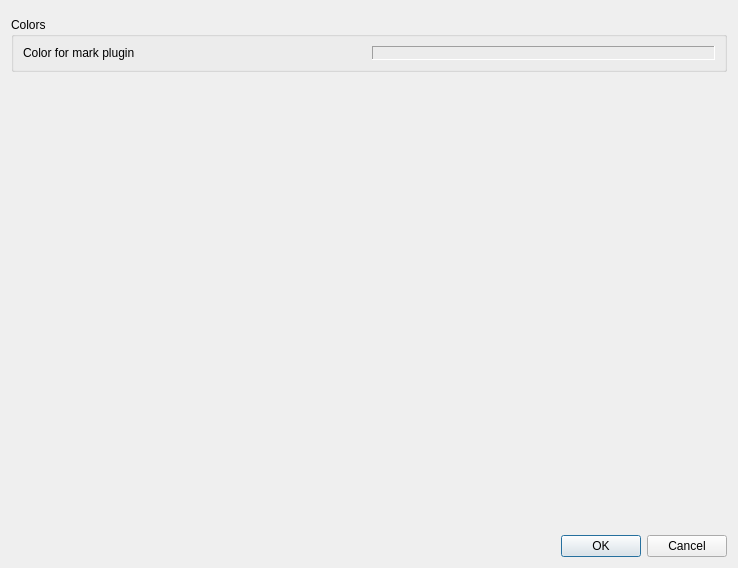
The window that src/converter/settings.ui (igormironchik/markdown-tools) describes before a commit, drawn with Qt 5.
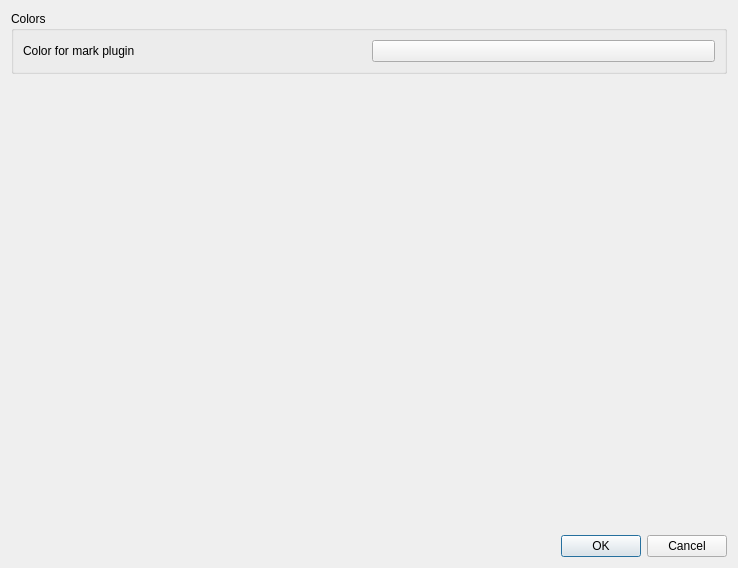
The same window after the commit. Custom widgets are drawn as their Qt base class.

Commit message: Switch settings dialogues to KPageDialog. (#24)

```diff
--- a/src/converter/settings.ui
+++ b/src/converter/settings.ui
@@ -13,12 +13,27 @@
   <property name="windowTitle">
    <string>Settings</string>
   </property>
-  <layout class="QVBoxLayout" name="verticalLayout">
+  <layout class="QVBoxLayout" name="verticalLayout_2">
+   <property name="spacing">
+    <number>0</number>
+   </property>
    <item>
     <widget class="MdShared::PluginsPage" name="m_pluginsPage" native="true"/>
    </item>
    <item>
-    <widget class="QGroupBox" name="groupBox">
+    <widget class="QWidget" name="m_colors" native="true">
+     <layout class="QVBoxLayout" name="verticalLayout">
+      <property name="leftMargin">
+       <number>0</number>
+      </property>
+      <property name="topMargin">
+       <number>0</number>
+      </property>
+      <property name="rightMargin">
+       <number>0</number>
+      </property>
+      <item>
+       <widget class="QGroupBox" name="m_colorsGroupBox">
      <property name="title">
       <string>Colors</string>
      </property>
@@ -31,13 +46,9 @@
        </widget>
       </item>
       <item>
-       <widget class="MdShared::ColorWidget" name="m_markColor">
-        <property name="frameShape">
-         <enum>QFrame::Shape::Panel</enum>
-        </property>
-        <property name="frameShadow">
-         <enum>QFrame::Shadow::Sunken</enum>
-        </property>
+          <widget class="KColorButton" name="m_markColor"/>
+         </item>
+        </layout>
        </widget>
       </item>
      </layout>
@@ -69,18 +80,17 @@
   </layout>
  </widget>
  <customwidgets>
+  <customwidget>
+   <class>KColorButton</class>
+   <extends>QPushButton</extends>
+   <header>kcolorbutton.h</header>
+  </customwidget>
   <customwidget>
    <class>MdShared::PluginsPage</class>
    <extends>QWidget</extends>
    <header>plugins_page.h</header>
    <container>1</container>
   </customwidget>
-  <customwidget>
-   <class>MdShared::ColorWidget</class>
-   <extends>QFrame</extends>
-   <header>color_widget.h</header>
-   <container>1</container>
-  </customwidget>
  </customwidgets>
  <resources/>
  <connections>
```
Left out of the diff: 6 changed lines with no effect on the pictures. Lines whose indentation alone changed are shown as unchanged. The commit also changes 687 other files.
